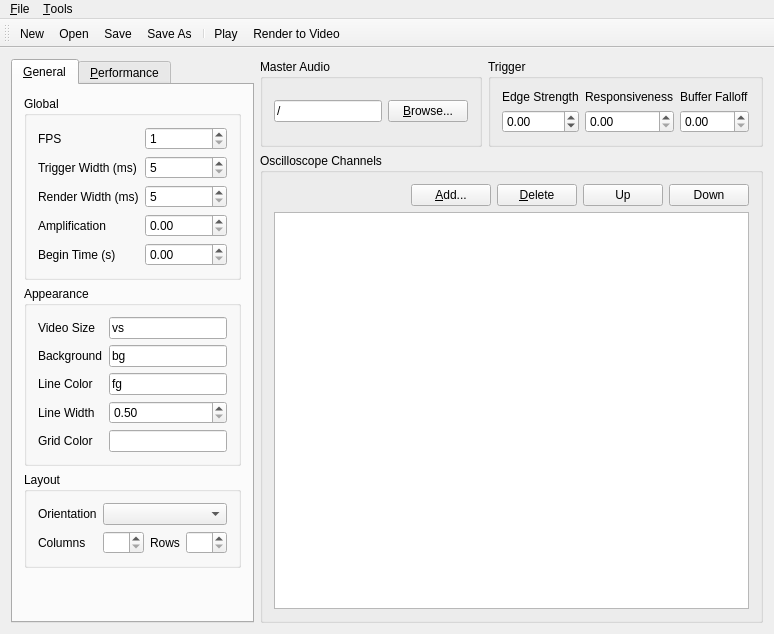
corrscope/corrscope, file corrscope/gui/mainwindow.ui: the form before one commit.
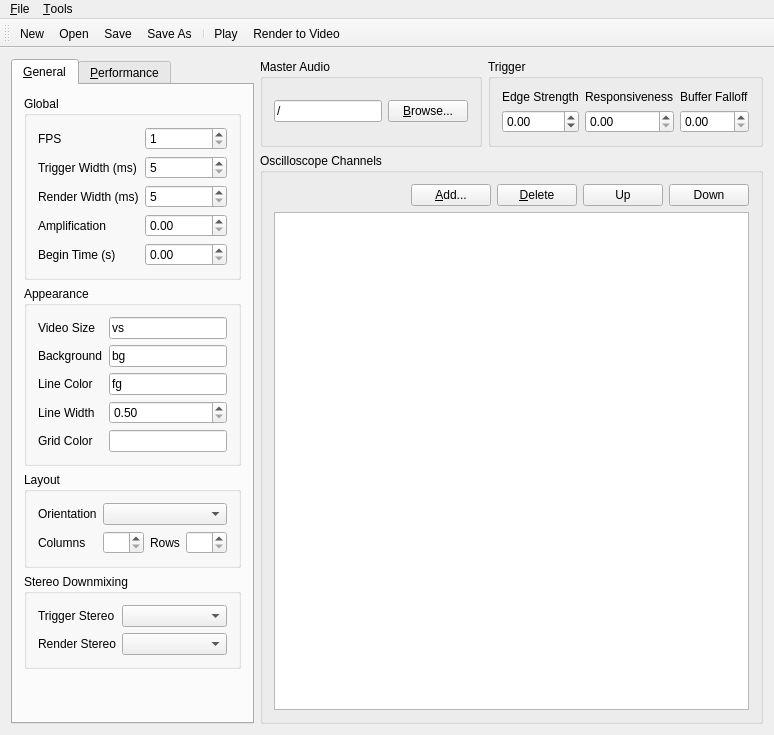
The form after the commit. Custom widgets are drawn as their Qt base class.

Commit message: Add stereo options to GUI

Diff of the .ui file:
```diff
--- a/corrscope/gui/mainwindow.ui
+++ b/corrscope/gui/mainwindow.ui
@@ -245,6 +245,35 @@
           </layout>
          </widget>
         </item>
+        <item>
+         <widget class="QGroupBox" name="optionStereo">
+          <property name="title">
+           <string>Stereo Downmixing</string>
+          </property>
+          <layout class="QFormLayout" name="formLayout_6">
+           <item row="0" column="0">
+            <widget class="QLabel" name="trigger_stereoL">
+             <property name="text">
+              <string>Trigger Stereo</string>
+             </property>
+            </widget>
+           </item>
+           <item row="0" column="1">
+            <widget class="BoundComboBox" name="trigger_stereo"/>
+           </item>
+           <item row="1" column="0">
+            <widget class="QLabel" name="render_stereoL">
+             <property name="text">
+              <string>Render Stereo</string>
+             </property>
+            </widget>
+           </item>
+           <item row="1" column="1">
+            <widget class="BoundComboBox" name="render_stereo"/>
+           </item>
+          </layout>
+         </widget>
+        </item>
         <item>
          <spacer name="verticalSpacer_2">
           <property name="orientation">
```
The commit also changes 2 other files.
